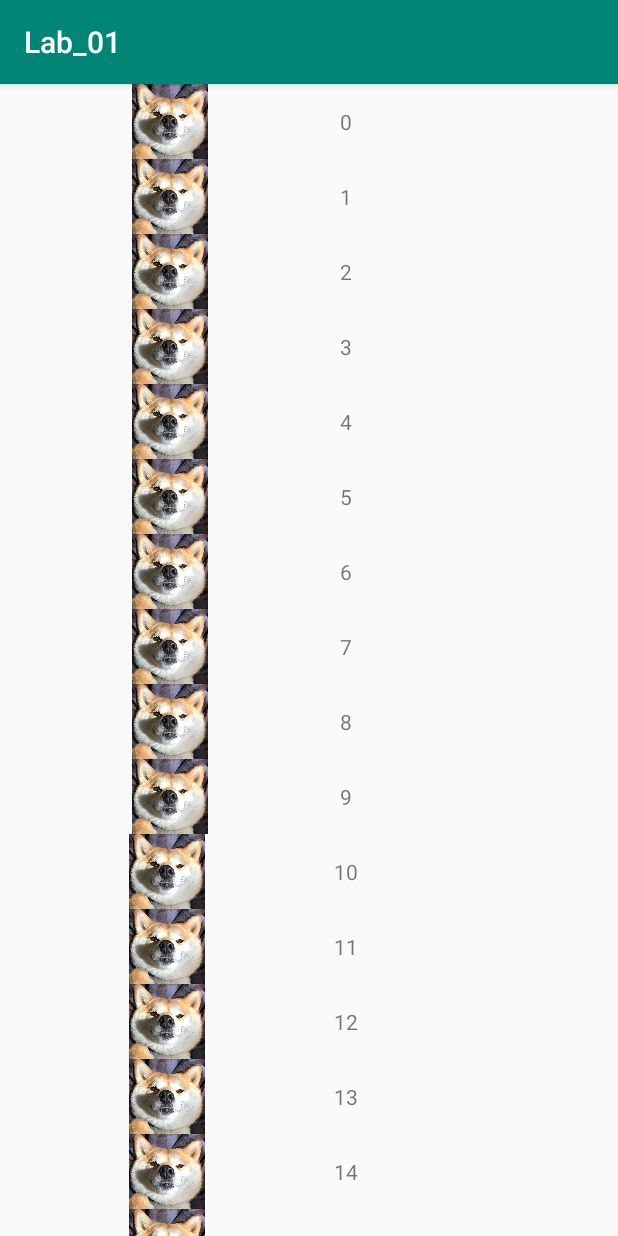
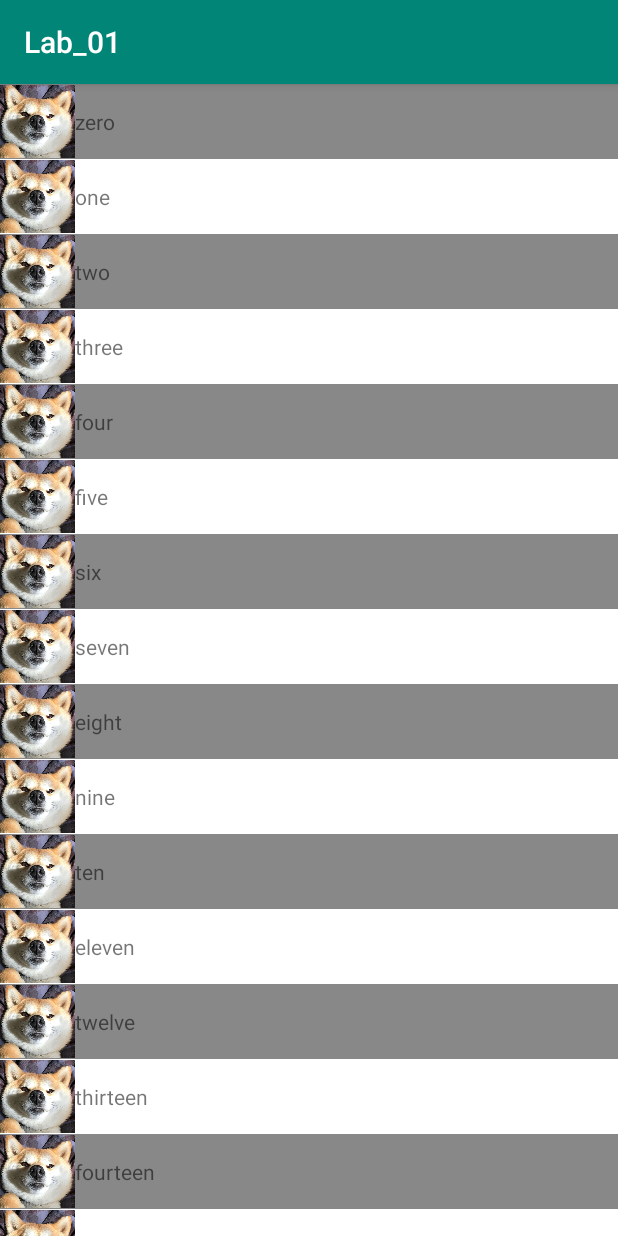
Before and after one commit to Opti213/PPD_Labs, an Android app: the screen it shows after launch (MainActivity), on a phone screen of 412 x 824 dp. Run offline under Robolectric (Android 15) with nearby library versions, the phone set to English and light mode, and no system bars.

Commit message:
colors and IntToWord

```diff
--- /dev/null
+++ b/Lab_01/app/src/main/java/com/example/opti/lab_01/IntToWord.java
@@ -0,0 +1,137 @@
+package com.example.opti.lab_01;
+
+import java.text.DecimalFormat;
+
+public class IntToWord {
+
+    private static final String[] tensNames = {
+            "",
+            " ten",
+            " twenty",
+            " thirty",
+            " forty",
+            " fifty",
+            " sixty",
+            " seventy",
+            " eighty",
+            " ninety"
+    };
+
+    private static final String[] numNames = {
+            "",
+            " one",
+            " two",
+            " three",
+            " four",
+            " five",
+            " six",
+            " seven",
+            " eight",
+            " nine",
+            " ten",
+            " eleven",
+            " twelve",
+            " thirteen",
+            " fourteen",
+            " fifteen",
+            " sixteen",
+            " seventeen",
+            " eighteen",
+            " nineteen"
+    };
+
+    private IntToWord() {
+    }
+
+    private static String convertLessThanOneThousand(int number) {
+        String soFar;
+
+        if (number % 100 < 20) {
+            soFar = numNames[number % 100];
+            number /= 100;
+        } else {
+            soFar = numNames[number % 10];
+            number /= 10;
+
+            soFar = tensNames[number % 10] + soFar;
+            number /= 10;
+        }
+        if (number == 0) return soFar;
+        return numNames[number] + " hundred" + soFar;
+    }
+
+
+    public static String convert(long number) {
+        // 0 to 999 999 999 999
+        if (number == 0) {
+            return "zero";
+        }
+
+        String snumber = Long.toString(number);
+
+        // pad with "0"
+        String mask = "000000000000";
+        DecimalFormat df = new DecimalFormat(mask);
+        snumber = df.format(number);
+
+        // XXXnnnnnnnnn
+        int billions = Integer.parseInt(snumber.substring(0, 3));
+        // nnnXXXnnnnnn
+        int millions = Integer.parseInt(snumber.substring(3, 6));
+        // nnnnnnXXXnnn
+        int hundredThousands = Integer.parseInt(snumber.substring(6, 9));
+        // nnnnnnnnnXXX
+        int thousands = Integer.parseInt(snumber.substring(9, 12));
+
+        String tradBillions;
+        switch (billions) {
+            case 0:
+                tradBillions = "";
+                break;
+            case 1:
+                tradBillions = convertLessThanOneThousand(billions)
+                        + " billion ";
+                break;
+            default:
+                tradBillions = convertLessThanOneThousand(billions)
+                        + " billion ";
+        }
+        String result = tradBillions;
+
+        String tradMillions;
+        switch (millions) {
+            case 0:
+                tradMillions = "";
+                break;
+            case 1:
+                tradMillions = convertLessThanOneThousand(millions)
+                        + " million ";
+                break;
+            default:
+                tradMillions = convertLessThanOneThousand(millions)
+                        + " million ";
+        }
+        result = result + tradMillions;
+
+        String tradHundredThousands;
+        switch (hundredThousands) {
+            case 0:
+                tradHundredThousands = "";
+                break;
+            case 1:
+                tradHundredThousands = "one thousand ";
+                break;
+            default:
+                tradHundredThousands = convertLessThanOneThousand(hundredThousands)
+                        + " thousand ";
+        }
+        result = result + tradHundredThousands;
+
+        String tradThousand;
+        tradThousand = convertLessThanOneThousand(thousands);
+        result = result + tradThousand;
+
+        // remove extra spaces!
+        return result.replaceAll("^\\s+", "").replaceAll("\\b\\s{2,}\\b", " ");
+    }
+}
--- a/Lab_01/app/src/main/java/com/example/opti/lab_01/Item.java
+++ b/Lab_01/app/src/main/java/com/example/opti/lab_01/Item.java
@@ -1,11 +1,24 @@
 package com.example.opti.lab_01;
+
+import android.graphics.Color;
 
 public class Item {
     String str;
     int img;
+    int color;
 
     public Item(String str, int img){
         this.img = img;
         this.str = str;
+        this.color = Color.WHITE;
+    }
+    public Item(String str, int img, int color){
+        this.img = img;
+        this.str = str;
+        this.color = color;
+    }
+
+    public void setColor(int color) {
+        this.color = color;
     }
 }
--- a/Lab_01/app/src/main/java/com/example/opti/lab_01/ItemAdapter.java
+++ b/Lab_01/app/src/main/java/com/example/opti/lab_01/ItemAdapter.java
@@ -2,6 +2,7 @@ package com.example.opti.lab_01;
 
 import android.graphics.Color;
 import android.support.annotation.NonNull;
+import android.support.constraint.ConstraintLayout;
 import android.support.v7.widget.RecyclerView;
 import android.view.LayoutInflater;
 import android.view.View;
@@ -17,14 +18,14 @@ public class ItemAdapter extends RecyclerView.Adapter<ItemAdapter.ViewHolder> {
     private ArrayList<Item> items;
 
     //constructor
-    public ItemAdapter(ArrayList<Item> items){
+    public ItemAdapter(ArrayList<Item> items) {
         this.items = items;
     }
 
     @NonNull
     @Override
     public ViewHolder onCreateViewHolder(@NonNull ViewGroup viewGroup, int i) {
-        View view = LayoutInflater.from(viewGroup.getContext()).inflate(R.layout.item_layout, viewGroup,false);
+        View view = LayoutInflater.from(viewGroup.getContext()).inflate(R.layout.item_layout, viewGroup, false);
         return new ViewHolder(view);
     }
 
@@ -38,7 +39,7 @@ public class ItemAdapter extends RecyclerView.Adapter<ItemAdapter.ViewHolder> {
         return items.size();
     }
 
-    public void bind(Item item){
+    public void bind(Item item) {
 
     }
 
@@ -52,34 +53,37 @@ public class ItemAdapter extends RecyclerView.Adapter<ItemAdapter.ViewHolder> {
         notifyDataSetChanged();
     }
 
-    public void addItem(ArrayList<Item> items){
+    public void addItem(ArrayList<Item> items) {
         this.items.addAll(items);
         notifyDataSetChanged();
     }
 
-    public void clearItems(){
+    public void clearItems() {
         items.clear();
         notifyDataSetChanged();
     }
 
-    public class ViewHolder extends RecyclerView.ViewHolder{
+    public class ViewHolder extends RecyclerView.ViewHolder {
         //init obj
+        private ConstraintLayout cLayout;
         private TextView textView;
         private ImageView imageView;
 
-        public ViewHolder (View view){
+        public ViewHolder(View view) {
             super(view);
             textView = (TextView) view.findViewById(R.id.textView);
-            imageView= (ImageView)view.findViewById(R.id.imageView);
+            imageView = (ImageView) view.findViewById(R.id.imageView);
+            cLayout = (ConstraintLayout) view.findViewById(R.id.cLayout);
         }
 
-        public void bind(Item item){
+        public void bind(Item item) {
             textView.setText(item.str);
             imageView.setImageResource(item.img);
+            cLayout.setBackgroundColor(item.color);
         }
 
-        public void bindBackground(int color){
-            textView.setBackgroundColor(color);
+        public void bindBackground(int color) {
+            cLayout.setBackgroundColor(color);
         }
     }
 
--- a/Lab_01/app/src/main/java/com/example/opti/lab_01/MainActivity.java
+++ b/Lab_01/app/src/main/java/com/example/opti/lab_01/MainActivity.java
@@ -24,17 +24,23 @@ public class MainActivity extends AppCompatActivity {
         adapter = new ItemAdapter(items);
         recyclerView.setAdapter(adapter);
         dataTest();
+        for (int i = 1; i < 10; i++) {
+            //todo recyclerView.findViewHolderForAdapterPosition(i).itemView.setBackgroundColor(Color.GRAY);
+            //todo recyclerView.getLayoutManager().findViewByPosition(i).findViewById(R.id.textView).setBackgroundColor(Color.GRAY);
+        }
+
     }
 
-    private void initRecyclerView(){
+    private void initRecyclerView() {
         recyclerView = (RecyclerView) findViewById(R.id.rvList);
         recyclerView.setLayoutManager(new LinearLayoutManager(this));
     }
 
 
-    public void dataTest(){
-        for (int i = 0; i < 100; i++) {
-            Item item = new Item("" + i, R.drawable.doggo);
+    public void dataTest() {
+        for (int i = 0; i < 10000; i++) {
+            Item item = new Item(IntToWord.convert(i), R.drawable.doggo);
+            if (i % 2 == 0) item.setColor(Color.GRAY);
             adapter.addItem(item);
         }
     }
--- a/Lab_01/app/src/main/res/layout/item_layout.xml
+++ b/Lab_01/app/src/main/res/layout/item_layout.xml
@@ -2,6 +2,7 @@
 <android.support.constraint.ConstraintLayout xmlns:android="http://schemas.android.com/apk/res/android"
     xmlns:app="http://schemas.android.com/apk/res-auto"
     xmlns:tools="http://schemas.android.com/tools"
+    android:id="@+id/cLayout"
     android:layout_width="match_parent"
     android:layout_height="50dp">
 
@@ -21,7 +22,7 @@
             android:id="@+id/imageView"
             android:layout_width="50dp"
             android:layout_height="50dp"
-            android:layout_weight="1"
+            android:layout_weight="0"
             app:srcCompat="@mipmap/ic_launcher" />
 
         <TextView
```
